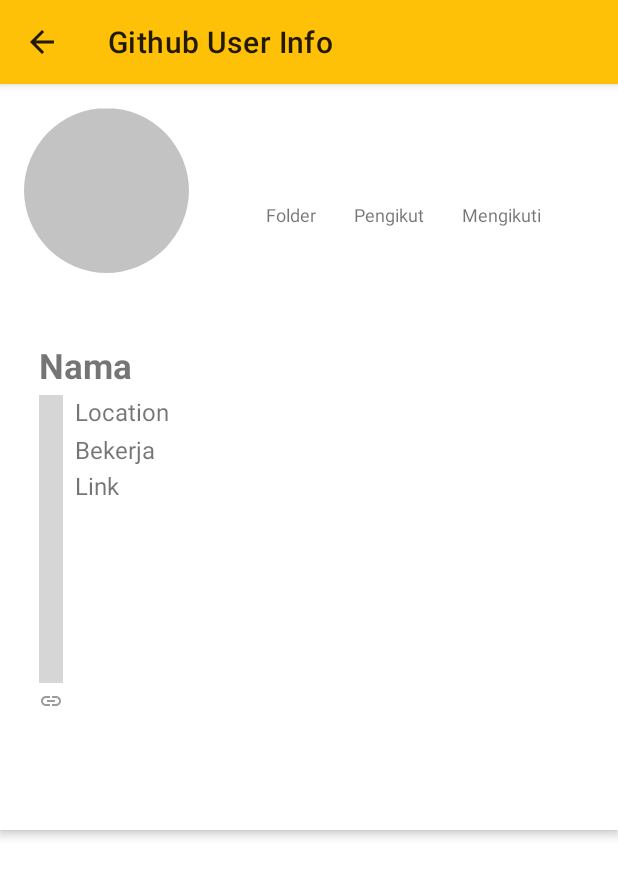
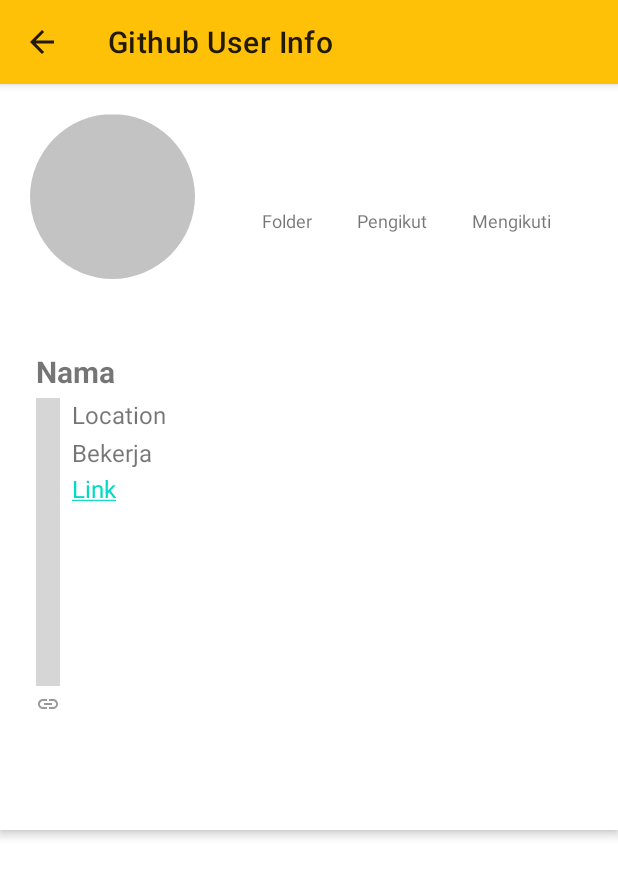
Before and after one commit to FiqSky/GithubUserKT, an Android app: the InfoActivity screen opened directly, with no data from a screen before it, on a phone screen of 412 x 824 dp. Shown: the top 877 px of the screen. Run offline under Robolectric (Android 15) with nearby library versions, the phone set to English and light mode, and no system bars; our stand-ins replace Picasso; pictures from the network do not load; grey boxes are pictures that could not be loaded.

Commit message:
a little change 2

```diff
--- a/app/src/main/java/com/fiqsky/githubuserapp/adapter/FollowingAdapter.kt
+++ b/app/src/main/java/com/fiqsky/githubuserapp/adapter/FollowingAdapter.kt
@@ -6,6 +6,7 @@ import android.view.ViewGroup
 import androidx.recyclerview.widget.RecyclerView
 import com.fiqsky.githubuserapp.R
 import com.fiqsky.githubuserapp.User
+import com.squareup.picasso.Callback
 import com.squareup.picasso.Picasso
 import kotlinx.android.synthetic.main.item_user.view.*
 
--- a/app/src/main/res/layout/desc_user.xml
+++ b/app/src/main/res/layout/desc_user.xml
@@ -3,7 +3,7 @@
     android:layout_width="match_parent"
     android:layout_height="wrap_content"
     android:layout_margin="16dp"
-    android:padding="10dp"
+    android:padding="8dp"
     app:layout_scrollFlags="scroll"
     xmlns:app="http://schemas.android.com/apk/res-auto">
 
@@ -13,7 +13,7 @@
         android:layout_height="wrap_content"
         android:layout_marginTop="4dp"
         android:text="@string/name"
-        android:textSize="23sp"
+        android:textSize="20sp"
         android:textStyle="bold"
         app:layout_constraintStart_toStartOf="parent"
         app:layout_constraintTop_toTopOf="parent" />
@@ -74,6 +74,9 @@
         android:layout_height="wrap_content"
         android:layout_marginStart="8dp"
         android:layout_marginTop="2dp"
+        android:linksClickable="true"
+        android:textColor="@color/colorAccent"
+        android:autoLink="web"
         android:textSize="16sp"
         app:layout_constraintStart_toEndOf="@+id/img_link"
         app:layout_constraintTop_toBottomOf="@id/txt_work"
--- a/app/src/main/res/layout/info_user.xml
+++ b/app/src/main/res/layout/info_user.xml
@@ -11,7 +11,7 @@
         android:layout_height="110dp"
         android:contentDescription="@string/foto_profil"
         android:src="@drawable/placeholder"
-        android:layout_margin="16dp"
+        android:layout_margin="20dp"
         app:shapeAppearanceOverlay="@style/cirImageView"
         app:layout_constraintBottom_toBottomOf="parent"
         app:layout_constraintStart_toStartOf="parent"
@@ -30,7 +30,7 @@
         <LinearLayout
             android:layout_width="wrap_content"
             android:layout_height="match_parent"
-            android:layout_marginEnd="25dp"
+            android:layout_marginEnd="30dp"
             android:orientation="vertical">
 
             <TextView
@@ -75,7 +75,7 @@
         <LinearLayout
             android:layout_width="wrap_content"
             android:layout_height="match_parent"
-            android:layout_marginStart="25dp"
+            android:layout_marginStart="30dp"
             android:orientation="vertical">
 
             <TextView
--- a/app/src/main/res/values/strings.xml
+++ b/app/src/main/res/values/strings.xml
@@ -10,7 +10,7 @@
     <string name="following">Mengikuti</string>
     <string name="foto_profil">Foto Profil</string>
     <string name="pengaturan">pengaturan</string>
-    <string name="link">Link</string>
+    <string name="link"><u>Link</u></string>
     <string name="cari">Cari..</string>
 
     <!-- Other string resources-->
```
Also changed, not shown: app/src/main/java/com/fiqsky/githubuserapp/activity/InfoActivity.kt (+5 -4 lines), app/src/main/res/layout/item_user.xml (+12 -0 lines), 1 other file.
